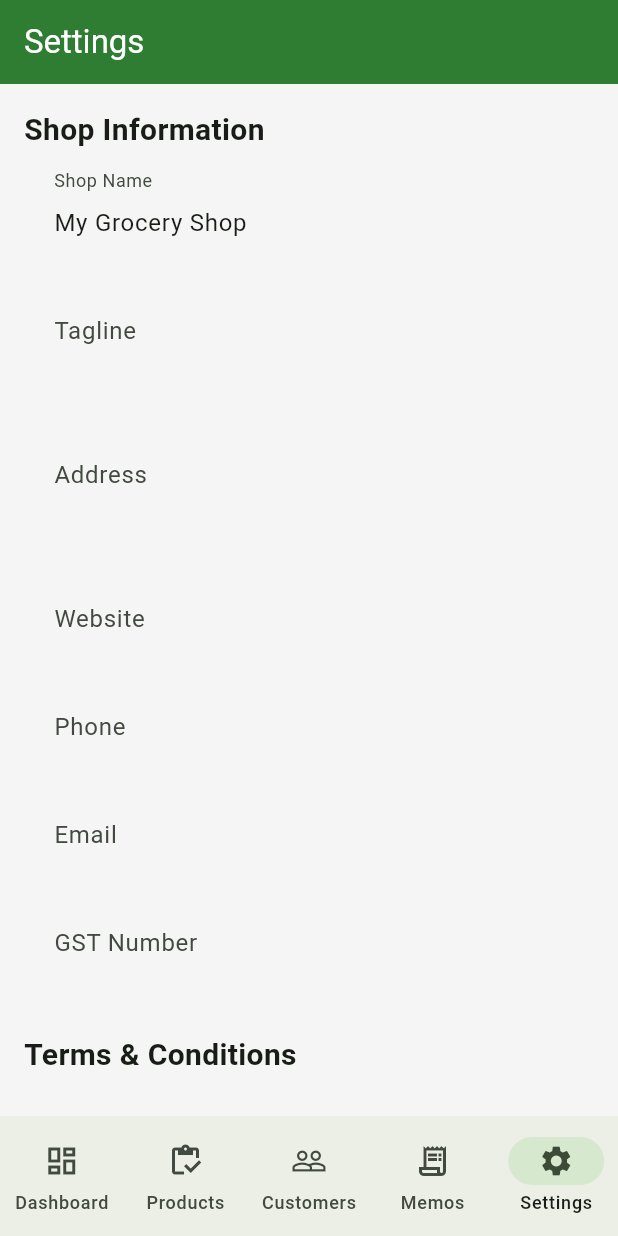
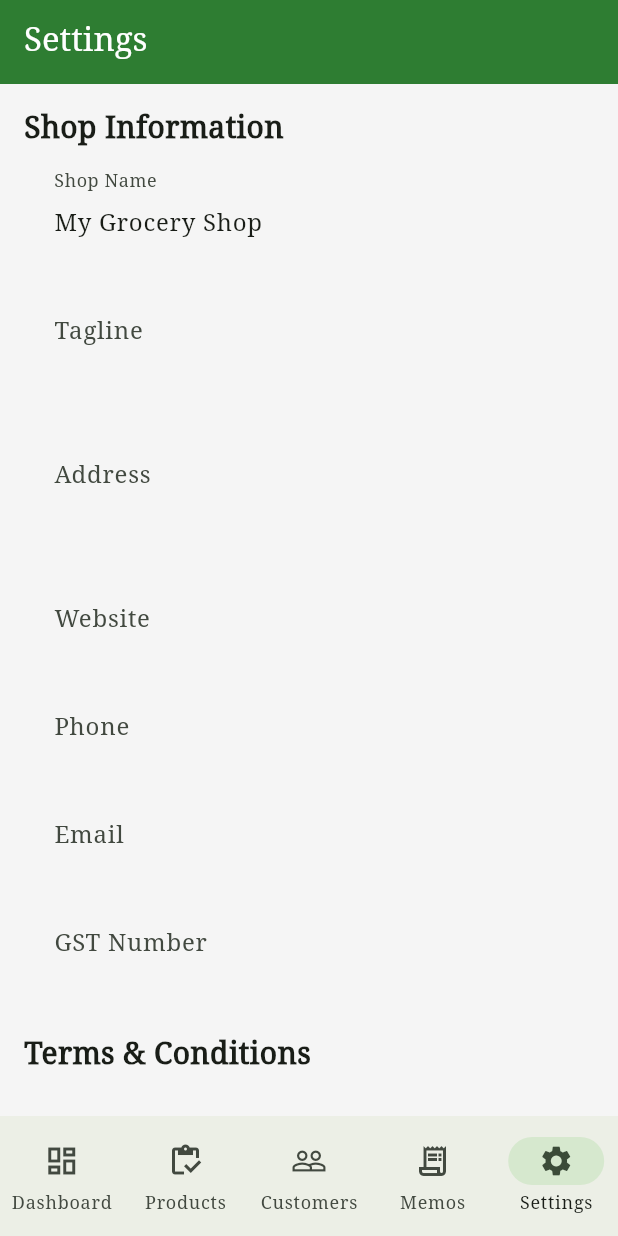
Before and after one commit to zamansheikh/cashmemo, a Flutter app: the screen it shows after launch, item 5 of the bottom bar chosen, on a phone screen of 412 x 824 dp. Run offline on Flutter 3.47's test engine with Material 3 defaults, Android fonts, the phone set to English and light mode, and no system bars; our stand-ins replace equatable, flutter_bloc, pdf, printing, sqflite, sqflite_common_ffi; missing offline and left inert: syncfusion_flutter_pdf; accounts and stored records are empty.

Commit message:
Refactor app theme and update font configuration for NotoSerifBengali; streamline card and button shapes

```diff
--- a/lib/core/theme/app_theme.dart
+++ b/lib/core/theme/app_theme.dart
@@ -4,6 +4,7 @@ import 'app_colors.dart';
 class AppTheme {
   static ThemeData lightTheme = ThemeData(
     useMaterial3: true,
+    fontFamily: 'NotoSerifBengali',
     colorScheme: ColorScheme.fromSeed(
       seedColor: AppColors.primary,
       brightness: Brightness.light,
@@ -17,9 +18,7 @@ class AppTheme {
     ),
     cardTheme: CardThemeData(
       elevation: 2,
-      shape: RoundedRectangleBorder(
-        borderRadius: BorderRadius.circular(12),
-      ),
+      shape: RoundedRectangleBorder(borderRadius: BorderRadius.circular(12)),
       color: Colors.white,
     ),
     elevatedButtonTheme: ElevatedButtonThemeData(
@@ -27,9 +26,7 @@ class AppTheme {
         backgroundColor: AppColors.primary,
         foregroundColor: Colors.white,
         padding: const EdgeInsets.symmetric(horizontal: 24, vertical: 16),
-        shape: RoundedRectangleBorder(
-          borderRadius: BorderRadius.circular(8),
-        ),
+        shape: RoundedRectangleBorder(borderRadius: BorderRadius.circular(8)),
         elevation: 2,
       ),
     ),
```
Also changed, not shown: pubspec.yaml (+7 -11 lines).
